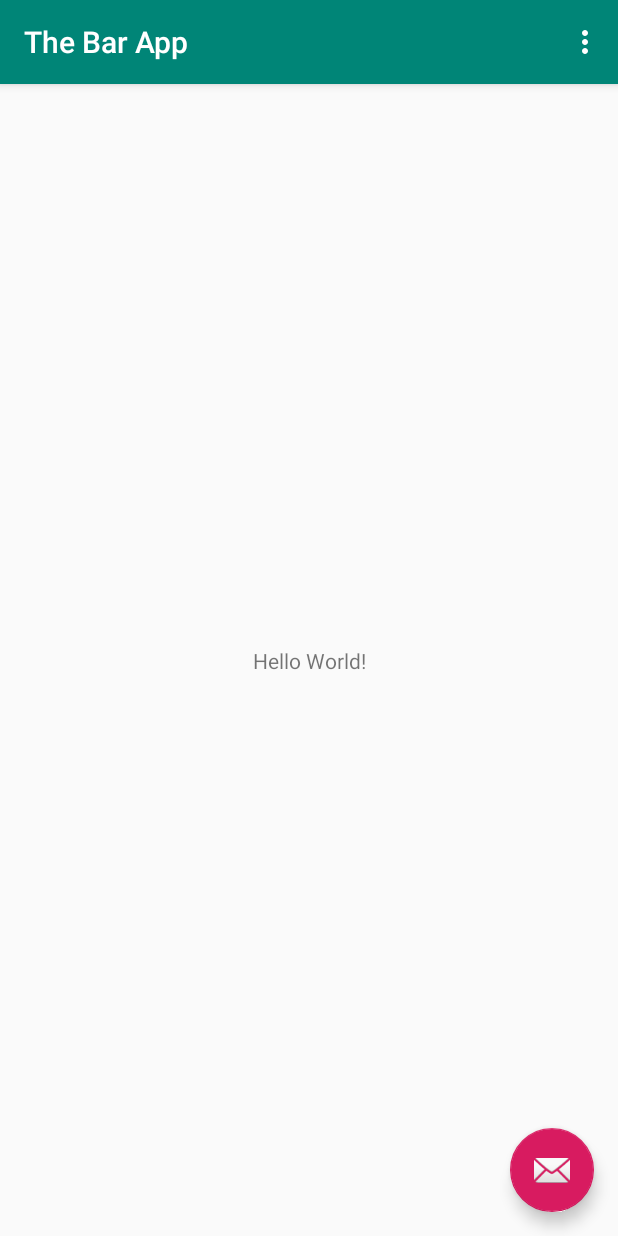
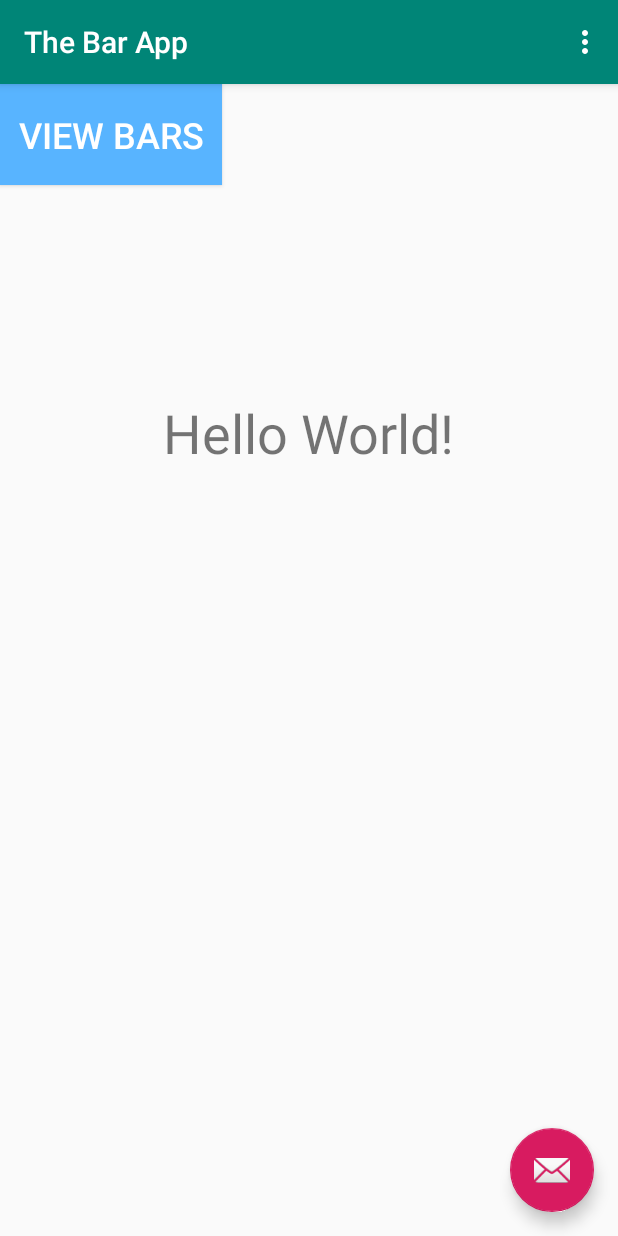
Before and after one commit to keenanlk/TheBarApp1, an Android app: the screen it shows after launch (MainActivity), on a phone screen of 412 x 824 dp. Run offline under Robolectric (Android 15) with nearby library versions, the phone set to English and light mode, and no system bars.

Commit message:
Added button and title

```diff
--- a/app/src/main/res/layout/content_main.xml
+++ b/app/src/main/res/layout/content_main.xml
@@ -12,9 +12,23 @@
         android:layout_width="wrap_content"
         android:layout_height="wrap_content"
         android:text="Hello World!"
+        android:textSize="36sp"
         app:layout_constraintBottom_toBottomOf="parent"
         app:layout_constraintLeft_toLeftOf="parent"
         app:layout_constraintRight_toRightOf="parent"
-        app:layout_constraintTop_toTopOf="parent" />
+        app:layout_constraintTop_toTopOf="parent"
+        app:layout_constraintVertical_bias="0.289"
+        tools:text="The Bar App" />
+
+    <Button
+        android:id="@+id/button"
+        android:layout_width="148dp"
+        android:layout_height="67dp"
+        android:background="#58B4FF"
+        android:text="VIEW BARS"
+        android:textColor="#FFFFFF"
+        android:textSize="24sp"
+        tools:layout_editor_absoluteX="131dp"
+        tools:layout_editor_absoluteY="323dp" />
 
 </androidx.constraintlayout.widget.ConstraintLayout>
```
